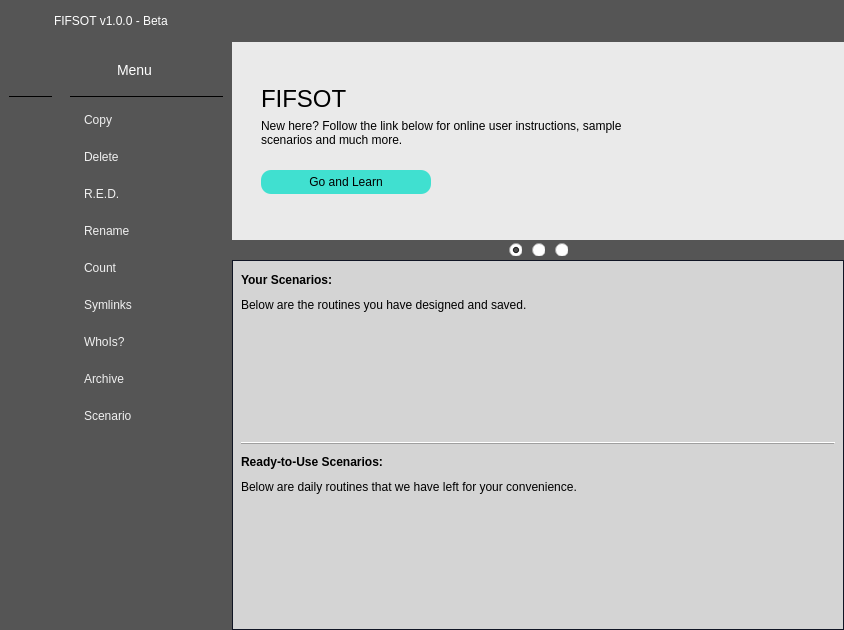
fevzifidan/FIFSOT, file ui_files/Main/main_ui.ui: the form before one commit.
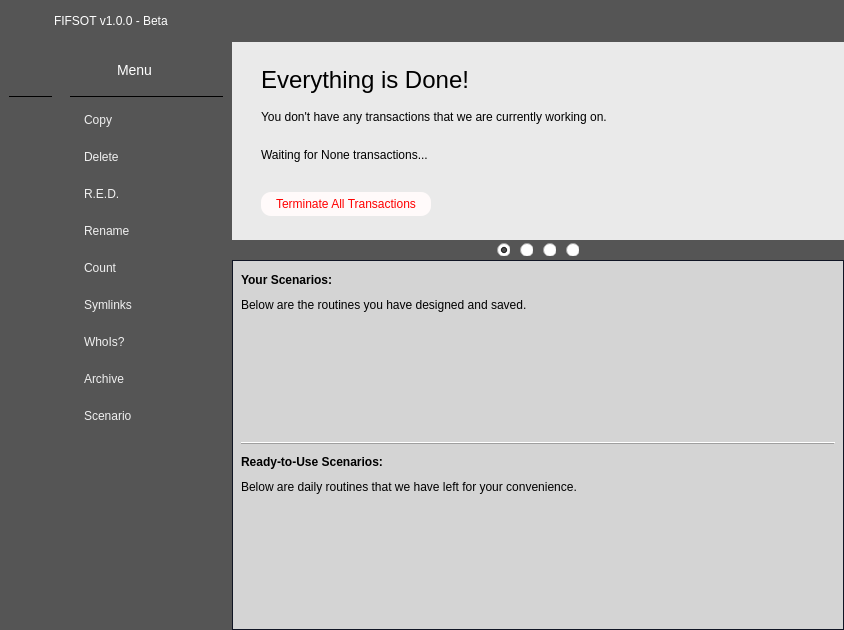
The form after the commit. The open tabs and pages were chosen to show the change. Icons and pictures are not drawn.

What changed in the file:
```diff
--- a/ui_files/Main/main_ui.ui
+++ b/ui_files/Main/main_ui.ui
@@ -1053,7 +1053,7 @@
 	background-color:#EAEAEA;
 }
 
-#lbl_fifsot_header, #lbl_upgrade_header, #lbl_problems_header{
+#lbl_fifsot_header, #lbl_upgrade_header, #lbl_problems_header, #lbl_status_header{
 	font:24px;
 }
 
@@ -1063,6 +1063,19 @@
 
 #btn_go_and_learn:hover, #btn_go_version:hover, #btn_let_us_know:hover{
 	border:1px solid #2BA699;
+}
+
+#btn_terminate_transactions{
+	background-color:#FFFAFA;
+	color:#FF0000;
+}
+
+#btn_terminate_transactions:hover{
+	background-color:#D3D3D3;
+}
+
+#btn_terminate_transactions:pressed{
+	border:3px solid transparent;
 }</string>
       </property>
       <property name="currentIndex">
@@ -1081,14 +1094,14 @@
              <widget class="QLabel" name="lbl_fifsot_header">
               <property name="minimumSize">
                <size>
-                <width>380</width>
-                <height>24</height>
+                <width>400</width>
+                <height>30</height>
                </size>
               </property>
               <property name="maximumSize">
                <size>
-                <width>150</width>
-                <height>24</height>
+                <width>400</width>
+                <height>30</height>
                </size>
               </property>
               <property name="text">
@@ -1100,13 +1113,13 @@
              <widget class="QLabel" name="lbl_hello_message">
               <property name="minimumSize">
                <size>
-                <width>380</width>
+                <width>400</width>
                 <height>32</height>
                </size>
               </property>
               <property name="maximumSize">
                <size>
-                <width>340</width>
+                <width>400</width>
                 <height>32</height>
                </size>
               </property>
@@ -1467,6 +1480,161 @@
         </item>
        </layout>
       </widget>
+      <widget class="QWidget" name="page_4">
+       <layout class="QGridLayout" name="gridLayout_5">
+        <item row="0" column="0">
+         <layout class="QHBoxLayout" name="horizontalLayout_12">
+          <item>
+           <layout class="QVBoxLayout" name="verticalLayout_7">
+            <property name="leftMargin">
+             <number>20</number>
+            </property>
+            <item>
+             <widget class="QLabel" name="lbl_status_header">
+              <property name="minimumSize">
+               <size>
+                <width>430</width>
+                <height>30</height>
+               </size>
+              </property>
+              <property name="maximumSize">
+               <size>
+                <width>380</width>
+                <height>30</height>
+               </size>
+              </property>
+              <property name="text">
+               <string>Everything is Done!</string>
+              </property>
+             </widget>
+            </item>
+            <item>
+             <widget class="QLabel" name="lbl_status_message">
+              <property name="minimumSize">
+               <size>
+                <width>430</width>
+                <height>32</height>
+               </size>
+              </property>
+              <property name="maximumSize">
+               <size>
+                <width>430</width>
+                <height>32</height>
+               </size>
+              </property>
+              <property name="text">
+               <string>You don't have any transactions that we are currently working on.</string>
+              </property>
+              <property name="wordWrap">
+               <bool>true</bool>
+              </property>
+             </widget>
+            </item>
+            <item>
+             <widget class="QLabel" name="lbl_status_message_2">
+              <property name="minimumSize">
+               <size>
+                <width>430</width>
+                <height>32</height>
+               </size>
+              </property>
+              <property name="maximumSize">
+               <size>
+                <width>430</width>
+                <height>32</height>
+               </size>
+              </property>
+              <property name="text">
+               <string>Waiting for None transactions...</string>
+              </property>
+              <property name="wordWrap">
+               <bool>true</bool>
+              </property>
+             </widget>
+            </item>
+            <item>
+             <spacer name="verticalSpacer_6">
+              <property name="orientation">
+               <enum>Qt::Vertical</enum>
+              </property>
+              <property name="sizeType">
+               <enum>QSizePolicy::Fixed</enum>
+              </property>
+              <property name="sizeHint" stdset="0">
+               <size>
+                <width>20</width>
+                <height>15</height>
+               </size>
+              </property>
+             </spacer>
+            </item>
+            <item>
+             <layout class="QHBoxLayout" name="horizontalLayout_13">
+              <item>
+               <widget class="QPushButton" name="btn_terminate_transactions">
+                <property name="minimumSize">
+                 <size>
+                  <width>170</width>
+                  <height>24</height>
+                 </size>
+                </property>
+                <property name="maximumSize">
+                 <size>
+                  <width>170</width>
+                  <height>24</height>
+                 </size>
+                </property>
+                <property name="text">
+                 <string>Terminate All Transactions</string>
+                </property>
+               </widget>
+              </item>
+              <item>
+               <spacer name="horizontalSpacer_13">
+                <property name="orientation">
+                 <enum>Qt::Horizontal</enum>
+                </property>
+                <property name="sizeHint" stdset="0">
+                 <size>
+                  <width>40</width>
+                  <height>20</height>
+                 </size>
+                </property>
+               </spacer>
+              </item>
+             </layout>
+            </item>
+           </layout>
+          </item>
+          <item>
+           <widget class="QLabel" name="lbl_status_icon">
+            <property name="minimumSize">
+             <size>
+              <width>96</width>
+              <height>96</height>
+             </size>
+            </property>
+            <property name="maximumSize">
+             <size>
+              <width>96</width>
+              <height>96</height>
+             </size>
+            </property>
+            <property name="text">
+             <string/>
+            </property>
+            <property name="pixmap">
+             <pixmap resource="../deneme.qrc">:/yeniÖnek/fifsot_icons/online_training_2.png</pixmap>
+            </property>
+            <property name="scaledContents">
+             <bool>true</bool>
+            </property>
+           </widget>
+          </item>
+         </layout>
+        </item>
+       </layout>
+      </widget>
      </widget>
     </item>
     <item row="2" column="2">
@@ -1553,6 +1721,25 @@
         </property>
        </widget>
       </item>
+      <item>
+       <widget class="QRadioButton" name="radioButton_page_4">
+        <property name="minimumSize">
+         <size>
+          <width>13</width>
+          <height>13</height>
+         </size>
+        </property>
+        <property name="maximumSize">
+         <size>
+          <width>13</width>
+          <height>13</height>
+         </size>
+        </property>
+        <property name="text">
+         <string/>
+        </property>
+       </widget>
+      </item>
       <item>
        <spacer name="horizontalSpacer_10">
         <property name="orientation">
```
Left out of the diff: 56 changed lines with no effect on the pictures.
